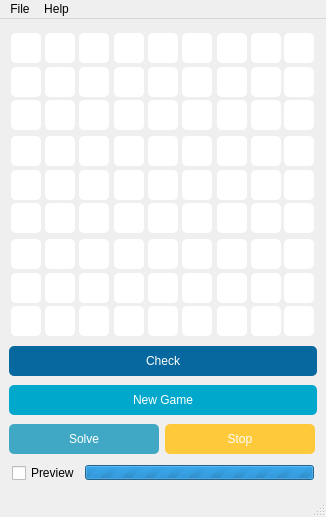
The window that mainwindow.ui (SajjadAemmi/SudokuAI) describes before a commit, drawn with Qt 5.
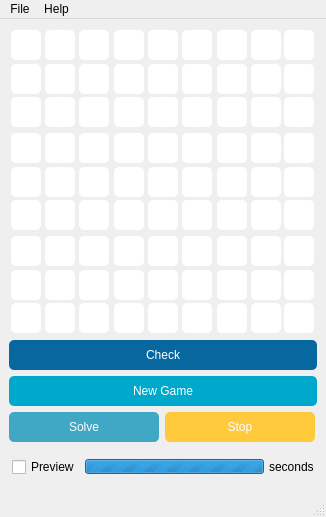
The same window after the commit. Icons and pictures are not drawn.

Commit message: add process time

Patch:
```diff
--- a/mainwindow.ui
+++ b/mainwindow.ui
@@ -2305,6 +2305,13 @@
         </property>
        </widget>
       </item>
+      <item>
+       <widget class="QLabel" name="lbl_time">
+        <property name="text">
+         <string>seconds</string>
+        </property>
+       </widget>
+      </item>
      </layout>
     </item>
    </layout>
```
The commit also changes 8 other files.
